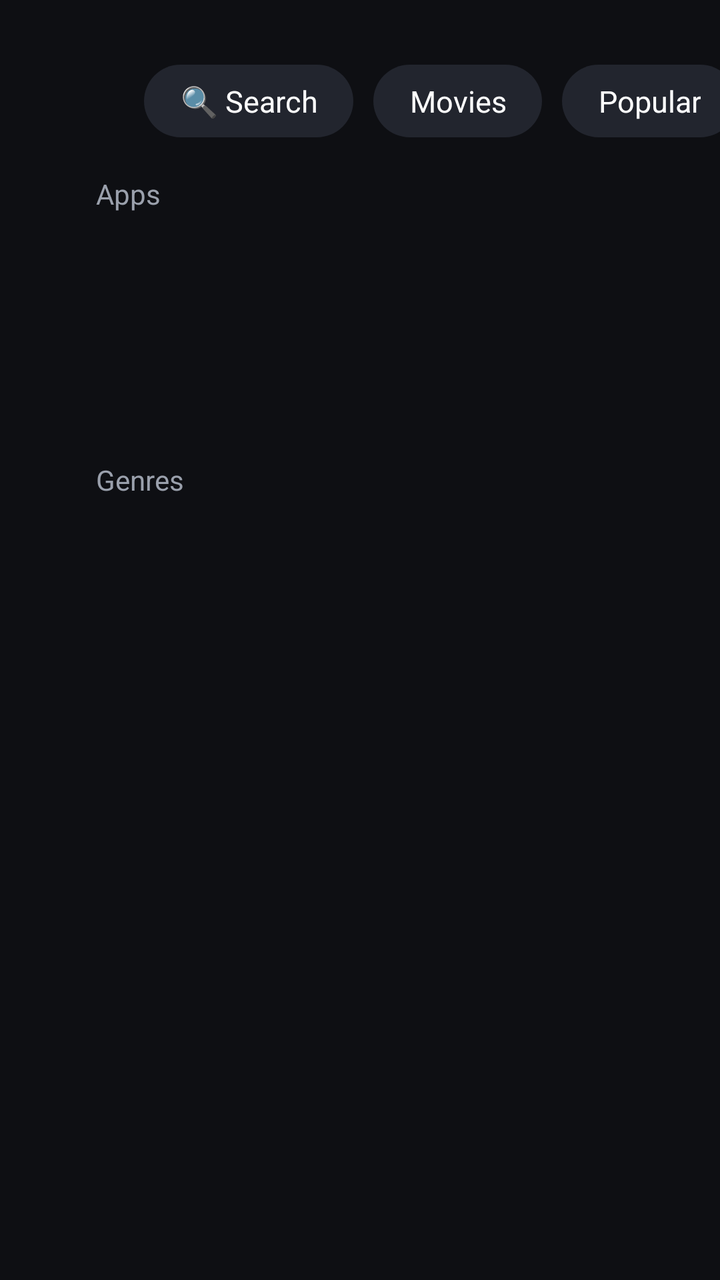
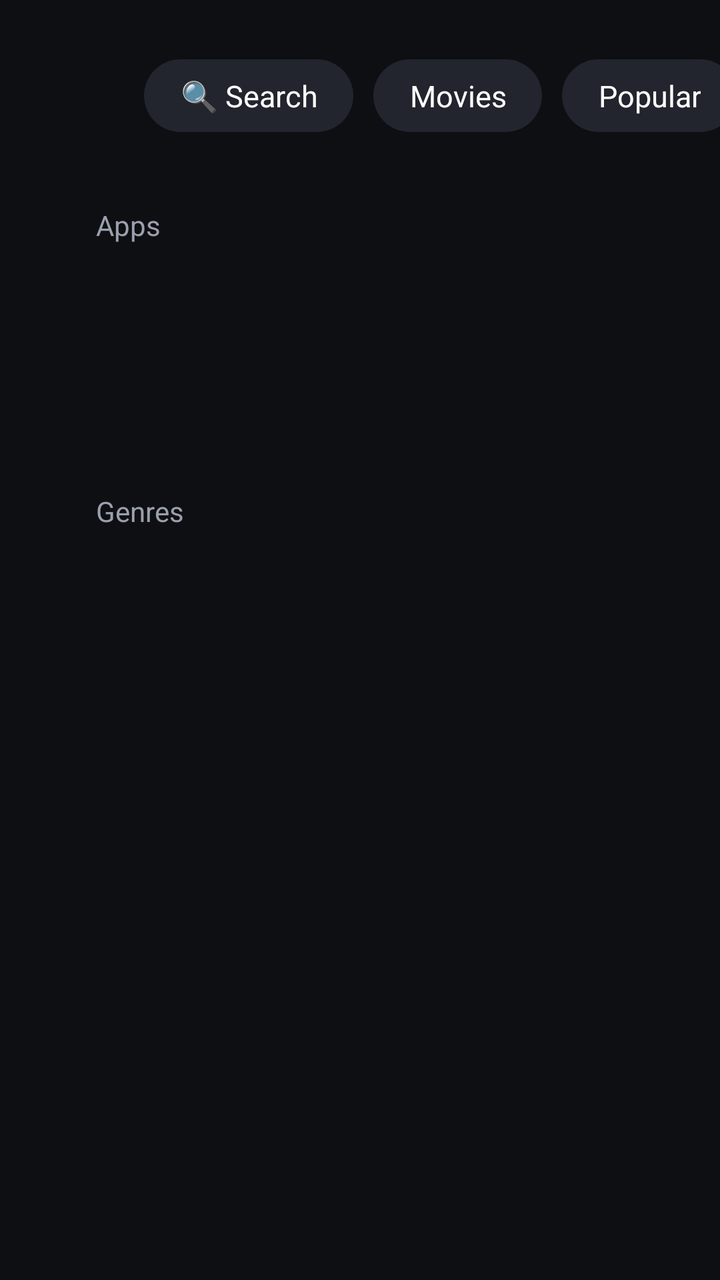

Two renders of the same Android screen: before a commit and after it. Below are the layout's source before the change and the commit's diff.
<!-- AndroidManifest.xml: application theme Theme.Reel -->
<!-- res/layout/activity_main.xml -->
<?xml version="1.0" encoding="utf-8"?>
<LinearLayout xmlns:android="http://schemas.android.com/apk/res/android"
    android:layout_width="match_parent"
    android:layout_height="match_parent"
    android:background="@color/bg"
    android:clipChildren="false"
    android:clipToPadding="false"
    android:orientation="vertical"
    android:paddingStart="48dp"
    android:paddingTop="24dp"
    android:paddingEnd="48dp"
    android:paddingBottom="12dp">

    
    <LinearLayout
        android:layout_width="match_parent"
        android:layout_height="wrap_content"
        android:minHeight="48dp"
        android:gravity="center_vertical"
        android:orientation="horizontal">

        
        <LinearLayout
            android:layout_width="0dp"
            android:layout_height="wrap_content"
            android:layout_marginEnd="24dp"
            android:layout_weight="1"
            android:orientation="vertical">

            <TextView
                android:id="@+id/greeting"
                android:layout_width="wrap_content"
                android:layout_height="wrap_content"
                android:ellipsize="end"
                android:singleLine="true"
                android:textColor="@color/text"
                android:textSize="24sp"
                android:textStyle="bold" />

            <TextView
                android:id="@+id/quote"
                android:layout_width="match_parent"
                android:layout_height="wrap_content"
                android:layout_marginTop="2dp"
                android:ellipsize="end"
                android:singleLine="true"
                android:textColor="@color/text_dim"
                android:textSize="14sp"
                android:textStyle="italic" />
        </LinearLayout>

        <TextView
            android:id="@+id/btnSearch"
            style="@style/Chip"
            android:contentDescription="Search movies and shows"
            android:text="🔍 Search" />

        <TextView
            android:id="@+id/btnMediaType"
            style="@style/Chip"
            android:text="Movies" />

        <TextView
            android:id="@+id/btnSort"
            style="@style/Chip"
            android:contentDescription="Sort order"
            android:text="Popular" />

        <TextView
            android:id="@+id/btnSettings"
            style="@style/Chip"
            android:contentDescription="Settings"
            android:text="⚙" />

        <TextView
            android:id="@+id/weather"
            android:layout_width="wrap_content"
            android:layout_height="wrap_content"
            android:layout_marginStart="14dp"
            android:textColor="@color/text"
            android:textSize="20sp" />

        <TextClock
            android:layout_width="wrap_content"
            android:layout_height="wrap_content"
            android:layout_marginStart="14dp"
            android:format12Hour="h:mm"
            android:format24Hour="HH:mm"
            android:textColor="@color/text"
            android:textSize="22sp" />
    </LinearLayout>

    
    <LinearLayout
        android:id="@+id/appsSection"
        android:layout_width="match_parent"
        android:layout_height="wrap_content"
        android:clipChildren="false"
        android:clipToPadding="false"
        android:orientation="vertical">

        <TextView
            style="@style/RowLabel"
            android:text="Apps" />

        <androidx.recyclerview.widget.RecyclerView
            android:id="@+id/appsRow"
            android:layout_width="match_parent"
            android:layout_height="112dp"
            android:clipChildren="false"
            android:clipToPadding="false"
            android:paddingTop="6dp"
            android:paddingBottom="6dp" />
    </LinearLayout>

    <TextView
        style="@style/RowLabel"
        android:text="Genres" />

    <androidx.recyclerview.widget.RecyclerView
        android:id="@+id/genreRow"
        android:layout_width="match_parent"
        android:layout_height="wrap_content"
        android:clipToPadding="false" />

    
    <FrameLayout
        android:layout_width="match_parent"
        android:layout_height="0dp"
        android:layout_marginTop="8dp"
        android:layout_weight="1"
        android:clipChildren="false"
        android:clipToPadding="false">

        
        <androidx.recyclerview.widget.RecyclerView
            android:id="@+id/grid"
            android:layout_width="match_parent"
            android:layout_height="match_parent"
            android:clipToPadding="false"
            android:paddingTop="10dp"
            android:paddingBottom="24dp" />

        <LinearLayout
            android:layout_width="wrap_content"
            android:layout_height="wrap_content"
            android:layout_gravity="center"
            android:gravity="center"
            android:orientation="vertical">

            <ProgressBar
                android:id="@+id/progress"
                android:layout_width="40dp"
                android:layout_height="40dp"
                android:indeterminateTint="@color/accent"
                android:visibility="gone" />

            <TextView
                android:id="@+id/status"
                android:layout_width="wrap_content"
                android:layout_height="wrap_content"
                android:layout_marginTop="12dp"
                android:gravity="center"
                android:maxWidth="640dp"
                android:textColor="@color/text_dim"
                android:textSize="16sp"
                android:visibility="gone" />
        </LinearLayout>
    </FrameLayout>
</LinearLayout>
<!-- resources referenced by this layout -->
<resources>
  <color name="accent">#3D5AFE</color>
  <color name="bg">#0E0F13</color>
  <color name="text">#FFFFFF</color>
  <color name="text_dim">#9AA0AC</color>
  <style name="Chip">
          <item name="android:layout_width">wrap_content</item>
          <item name="android:layout_height">wrap_content</item>
          <item name="android:layout_marginEnd">10dp</item>
          <item name="android:background">@drawable/chip_bg</item>
          <item name="android:clickable">true</item>
          <item name="android:focusable">true</item>
          <item name="android:gravity">center</item>
          <item name="android:paddingStart">18dp</item>
          <item name="android:paddingEnd">18dp</item>
          <item name="android:paddingTop">8dp</item>
          <item name="android:paddingBottom">8dp</item>
          <item name="android:singleLine">true</item>
          <item name="android:textColor">@color/chip_text</item>
          <item name="android:textSize">15sp</item>
      </style>
  <style name="RowLabel">
          <item name="android:layout_width">wrap_content</item>
          <item name="android:layout_height">wrap_content</item>
          <item name="android:layout_marginTop">10dp</item>
          <item name="android:layout_marginBottom">2dp</item>
          <item name="android:textColor">@color/text_dim</item>
          <item name="android:textSize">14sp</item>
      </style>
  <style name="Theme.Reel" parent="android:Theme.Material.NoActionBar">
          <item name="android:windowBackground">@color/bg</item>
          <item name="android:colorAccent">@color/accent</item>
          <item name="android:colorPrimary">@color/bg</item>
          <item name="android:windowDisablePreview">true</item>
      </style>
  <!-- drawable chip_bg (drawable) -->
  <?xml version="1.0" encoding="utf-8"?>
  <selector xmlns:android="http://schemas.android.com/apk/res/android">
      
      <item android:state_focused="true">
          <shape android:shape="rectangle">
              <corners android:radius="20dp" />
              <solid android:color="#FFFFFF" />
          </shape>
      </item>
      
      <item android:state_selected="true">
          <shape android:shape="rectangle">
              <corners android:radius="20dp" />
              <solid android:color="@color/accent" />
          </shape>
      </item>
      <item>
          <shape android:shape="rectangle">
              <corners android:radius="20dp" />
              <solid android:color="@color/surface" />
          </shape>
      </item>
  </selector>
  <color name="surface">#22252E</color>
</resources>

<!-- the commit's change to res/layout/activity_main.xml (unified diff, before → after) -->
@@ -19,35 +19,17 @@
         android:gravity="center_vertical"
         android:orientation="horizontal">
 
-        
-        <LinearLayout
+        <TextView
+            android:id="@+id/greeting"
             android:layout_width="0dp"
             android:layout_height="wrap_content"
             android:layout_marginEnd="24dp"
             android:layout_weight="1"
-            android:orientation="vertical">
-
-            <TextView
-                android:id="@+id/greeting"
-                android:layout_width="wrap_content"
-                android:layout_height="wrap_content"
-                android:ellipsize="end"
-                android:singleLine="true"
-                android:textColor="@color/text"
-                android:textSize="24sp"
-                android:textStyle="bold" />
-
-            <TextView
-                android:id="@+id/quote"
-                android:layout_width="match_parent"
-                android:layout_height="wrap_content"
-                android:layout_marginTop="2dp"
-                android:ellipsize="end"
-                android:singleLine="true"
-                android:textColor="@color/text_dim"
-                android:textSize="14sp"
-                android:textStyle="italic" />
-        </LinearLayout>
+            android:ellipsize="end"
+            android:singleLine="true"
+            android:textColor="@color/text"
+            android:textSize="26sp"
+            android:textStyle="bold" />
 
         <TextView
             android:id="@+id/btnSearch"
@@ -89,6 +71,18 @@
             android:textColor="@color/text"
             android:textSize="22sp" />
     </LinearLayout>
+
+    
+    <TextView
+        android:id="@+id/quote"
+        android:layout_width="match_parent"
+        android:layout_height="wrap_content"
+        android:layout_marginTop="2dp"
+        android:ellipsize="end"
+        android:singleLine="true"
+        android:textColor="@color/text_dim"
+        android:textSize="14sp"
+        android:textStyle="italic" />
 
     
     <LinearLayout
